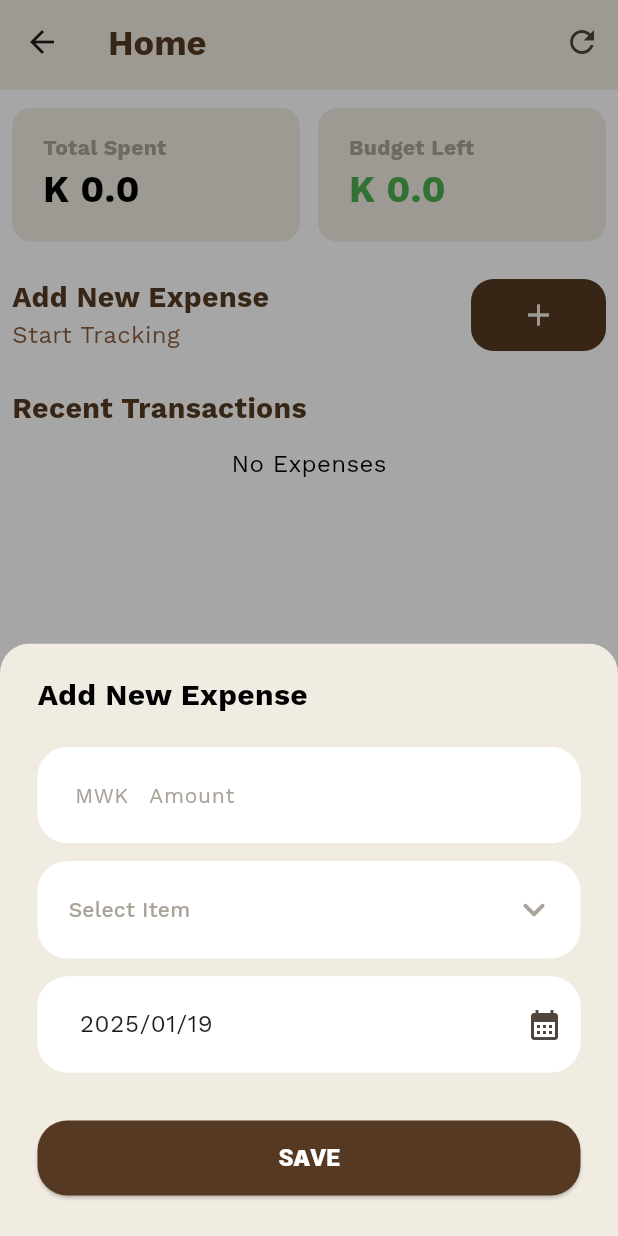
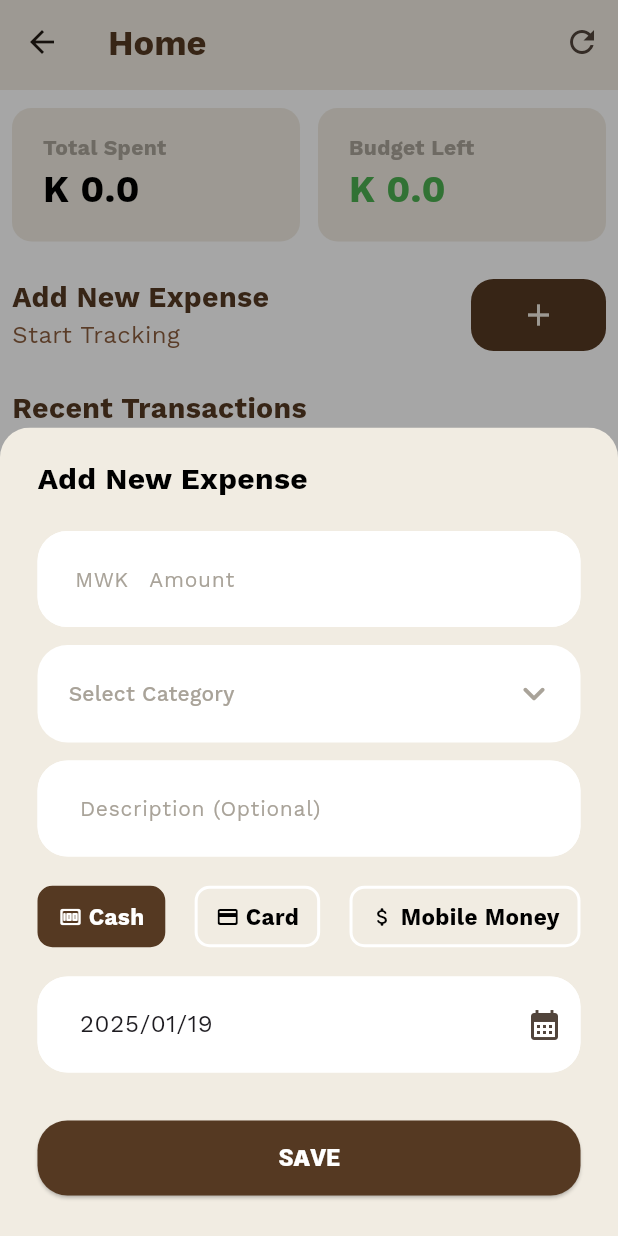
Before and after one commit to Benjee369/endol, a Flutter app: the HomeScreen screen opened directly, after a tap on the "add" icon, on a phone screen of 412 x 824 dp. Run offline on Flutter 3.47's test engine with Material 3 defaults, Android fonts, the phone set to English and light mode, and no system bars; drawn by our look-alikes of dropdown_button2; our stand-ins replace cloud_firestore, dot_navigation_bar, extended_image, firebase_auth, firebase_core, firebase_storage and 5 more; accounts and stored records are empty; network calls fail.

Commit message:
added the description text field and the payment type radio buttons to the add expense bottom sheet, added the payment type icon to the transaction widget and added the description to the transaction details modal

```diff
--- a/lib/app_navigation/home_navigation.dart
+++ b/lib/app_navigation/home_navigation.dart
@@ -4,9 +4,9 @@ import 'package:dot_navigation_bar/dot_navigation_bar.dart';
 import 'package:font_awesome_flutter/font_awesome_flutter.dart';
 import 'package:provider/provider.dart';
 import '../constants/app_colors.dart';
-import '../endol/endol_chart/screens/chart_screen.dart';
 import '../endol/endol_home/screens/home_screen.dart';
 import '../endol/endol_profile/screens/settings_screen.dart';
+import '../endol/endol_statistics/screens/statistics_screen.dart';
 
 class HomeNavigation extends StatefulWidget {
   const HomeNavigation({super.key});
--- a/lib/constants/strings.dart
+++ b/lib/constants/strings.dart
@@ -1,6 +1,6 @@
 class Strings {
   static const String appName = "Endol";
-  static const String ok = "Ok";
+  static const String ok = "OK";
   static const String slogan = "Don't let your expenses track you";
 
   //LOGIN SCREEN
--- /dev/null
+++ b/lib/endol/endol_home/function/expense_payment_type_icon.dart
@@ -0,0 +1,18 @@
+import 'package:flutter/material.dart';
+
+IconData paymentTypeIcon(int paymentType) {
+  IconData icon = Icons.abc;
+
+  switch (paymentType) {
+    case 1:
+      icon = Icons.money_rounded;
+      break;
+    case 2:
+      icon = Icons.credit_card_rounded;
+      break;
+    case 3:
+      icon = Icons.attach_money_rounded;
+      break;
+  }
+  return icon;
+}
--- a/lib/endol/endol_home/widgets/add_expense_modal.dart
+++ b/lib/endol/endol_home/widgets/add_expense_modal.dart
@@ -3,6 +3,7 @@ import 'package:cloud_firestore/cloud_firestore.dart';
 import 'package:dropdown_button2/dropdown_button2.dart';
 import 'package:endol/common/text_widget.dart';
 import 'package:endol/constants/app_sizes.dart';
+import 'package:endol/endol/endol_home/widgets/payment_type_radio_list.dart';
 import 'package:firebase_auth/firebase_auth.dart';
 import 'package:firebase_storage/firebase_storage.dart';
 import 'package:flutter/material.dart';
@@ -28,10 +29,12 @@ class AddExpenseModal extends StatefulWidget {
 
 class _AddExpenseModalState extends State<AddExpenseModal> {
   final amountController = TextEditingController();
+  final descriptionController = TextEditingController();
   String? categoryValue;
   DateTime? selectedDate = DateTime.now();
   late TextEditingController dateController;
   bool isLoading = false;
+  int _value = 1;
 
   //connection to database
   final storageRef = FirebaseStorage.instance.ref();
@@ -85,19 +88,33 @@ class _AddExpenseModalState extends State<AddExpenseModal> {
     final uid = user?.uid;
 
     try {
-      if (amountController.text.isEmpty) {
-        Dialogs.dialogInform(context, 'Please enter details', () {
+      if (amountController.text.isEmpty || categoryValue!.isEmpty) {
+        Dialogs.dialogInform(context, 'Please enter all details', () {
           Navigator.pop(context);
         }, Strings.ok);
       } else {
         double value = double.parse(amountController.text);
+
+        log(
+          'uid: $uid,\n'
+          'category: $categoryValue,\n'
+          'amount: $value,\n'
+          'expenseDate: $selectedDate, \n'
+          'description: ${descriptionController.text},\n'
+          'payment_type: $_value',
+        );
+
         data.add({
           'uid': uid,
           'category': categoryValue,
           'amount': value,
           'expenseDate': selectedDate,
+          'description': descriptionController.text,
+          'payment_type': _value,
           'currentDate': DateTime.now()
         });
+        Navigator.pop(context);
+        widget.initializeFunction.call();
       }
     } catch (e) {
       log('$e');
@@ -105,8 +122,6 @@ class _AddExpenseModalState extends State<AddExpenseModal> {
       setState(() {
         isLoading = false;
       });
-      Navigator.pop(context);
-      widget.initializeFunction.call();
     }
   }
 
@@ -184,13 +199,16 @@ class _AddExpenseModalState extends State<AddExpenseModal> {
                 gapH12,
                 DropdownButtonHideUnderline(
                   child: DropdownButton2<String>(
-                    dropdownStyleData: const DropdownStyleData(
+                    dropdownStyleData: DropdownStyleData(
                       maxHeight: 150,
-                      decoration: BoxDecoration(color: AppColors.pureWhite),
+                      decoration: BoxDecoration(
+                        color: AppColors.pureWhite,
+                        borderRadius: BorderRadius.circular(20),
+                      ),
                     ),
                     isExpanded: true,
                     hint: const TextWidget(
-                      text: ' Select Item',
+                      text: ' Select Category',
                       size: 14,
                       color: AppColors.textFieldHint,
                     ),
@@ -246,6 +264,43 @@ class _AddExpenseModalState extends State<AddExpenseModal> {
                 ),
                 gapH12,
                 AddExpenseTextField(
+                  hint: 'Description (Optional)',
+                  controller: descriptionController,
+                  inputType: TextInputType.text,
+                  isReadOnly: false,
+                ),
+                gapH12,
+                Row(
+                  mainAxisAlignment: MainAxisAlignment.spaceBetween,
+                  children: [
+                    PaymentTypeRadioList<int>(
+                      value: 1,
+                      groupValue: _value,
+                      leading: 'Cash',
+                      // title: Text('One'),
+                      icon: Icons.money_rounded,
+                      onChanged: (value) => setState(() => _value = value!),
+                    ),
+                    PaymentTypeRadioList<int>(
+                      value: 2,
+                      groupValue: _value,
+                      leading: 'Card',
+                      // title: Text('Two'),
+                      icon: Icons.credit_card_rounded,
+                      onChanged: (value) => setState(() => _value = value!),
+                    ),
+                    PaymentTypeRadioList<int>(
+                      value: 3,
+                      groupValue: _value,
+                      leading: 'Mobile Money',
+                      icon: Icons.attach_money_rounded,
+                      // title: Text('Two'),
+                      onChanged: (value) => setState(() => _value = value!),
+                    ),
+                  ],
+                ),
+                gapH12,
+                AddExpenseTextField(
                   hint: 'Date',
                   controller: dateController,
                   inputType: TextInputType.text,
--- /dev/null
+++ b/lib/endol/endol_home/widgets/payment_type_radio_list.dart
@@ -0,0 +1,71 @@
+import 'package:endol/common/text_widget.dart';
+import 'package:endol/constants/app_colors.dart';
+import 'package:endol/constants/app_sizes.dart';
+import 'package:flutter/material.dart';
+
+class PaymentTypeRadioList<T> extends StatelessWidget {
+  final T value;
+  final T groupValue;
+  final String leading;
+  final Widget? title;
+  final ValueChanged<T?> onChanged;
+  final IconData icon;
+
+  const PaymentTypeRadioList({
+    super.key,
+    required this.value,
+    required this.groupValue,
+    required this.onChanged,
+    required this.leading,
+    this.title,
+    required this.icon,
+  });
+
+  @override
+  Widget build(BuildContext context) {
+    final title = this.title;
+    return InkWell(
+      onTap: () => onChanged(value),
+      child: SizedBox(
+        height: 56,
+        child: Row(
+          children: [
+            _customRadioButton,
+            if (title != null) title,
+          ],
+        ),
+      ),
+    );
+  }
+
+  Widget get _customRadioButton {
+    final isSelected = value == groupValue;
+    return Container(
+      padding: EdgeInsets.symmetric(horizontal: 12, vertical: 8),
+      decoration: BoxDecoration(
+        color: isSelected ? AppColors.thatBrown : null,
+        borderRadius: BorderRadius.circular(10),
+        border: Border.all(
+          color: isSelected ? AppColors.thatBrown : AppColors.pureWhite,
+          width: 2,
+        ),
+      ),
+      child: Row(
+        children: [
+          Icon(
+            icon,
+            size: 16,
+            color: isSelected ? Colors.white : AppColors.black,
+          ),
+          gapW4,
+          TextWidget(
+            text: leading,
+            color: isSelected ? Colors.white : AppColors.black,
+            size: 15,
+            fontWeight: FontWeight.bold,
+          ),
+        ],
+      ),
+    );
+  }
+}
--- a/lib/endol/endol_chart/screens/chart_screen.dart
+++ b/lib/endol/endol_statistics/screens/statistics_screen.dart
@@ -7,7 +7,6 @@ import 'package:firebase_auth/firebase_auth.dart';
 import 'package:fl_chart/fl_chart.dart';
 import 'package:flutter/material.dart';
 import 'package:collection/collection.dart';
-
 import '../../../constants/app_colors.dart';
 
 class ChartScreen extends StatefulWidget {
```
Also changed, not shown: lib/common/dialogs.dart (+8 -2 lines), lib/endol/endol_home/widgets/expense_details_dialog.dart (added, +93 -0 lines), lib/endol/endol_home/widgets/recent_transaction_widget.dart (+28 -68 lines).
